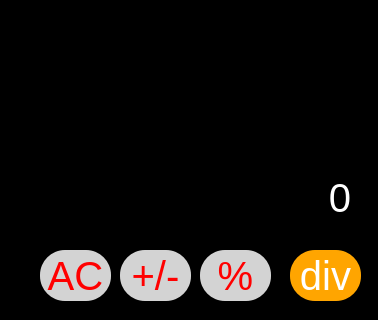
Qt form calculadora_iphone.ui (masm5122-ctrl/calculadora) before a commit; both pictures show x 0 to 378 and y 0 to 320 of the 378 by 653 pixel window.
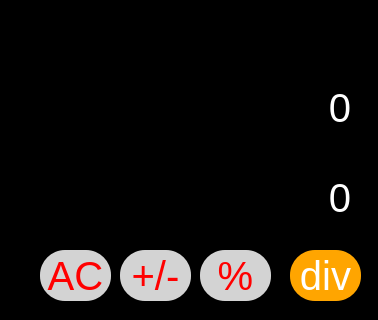
The same form after that commit.

```diff
--- a/calculadora_iphone.ui
+++ b/calculadora_iphone.ui
@@ -343,9 +343,9 @@
     <property name="geometry">
      <rect>
       <x>50</x>
-      <y>60</y>
+      <y>160</y>
       <width>301</width>
-      <height>161</height>
+      <height>61</height>
      </rect>
     </property>
     <property name="font">
@@ -465,6 +465,27 @@
      <string>Ctrl+S, Ctrl+S, Ctrl+S, Ctrl+S</string>
     </property>
    </widget>
+   <widget class="QLabel" name="display2">
+    <property name="geometry">
+     <rect>
+      <x>50</x>
+      <y>70</y>
+      <width>301</width>
+      <height>61</height>
+     </rect>
+    </property>
+    <property name="font">
+     <font>
+      <pointsize>30</pointsize>
+     </font>
+    </property>
+    <property name="text">
+     <string>0</string>
+    </property>
+    <property name="alignment">
+     <set>Qt::AlignBottom|Qt::AlignRight|Qt::AlignTrailing</set>
+    </property>
+   </widget>
   </widget>
  </widget>
  <resources/>
```
